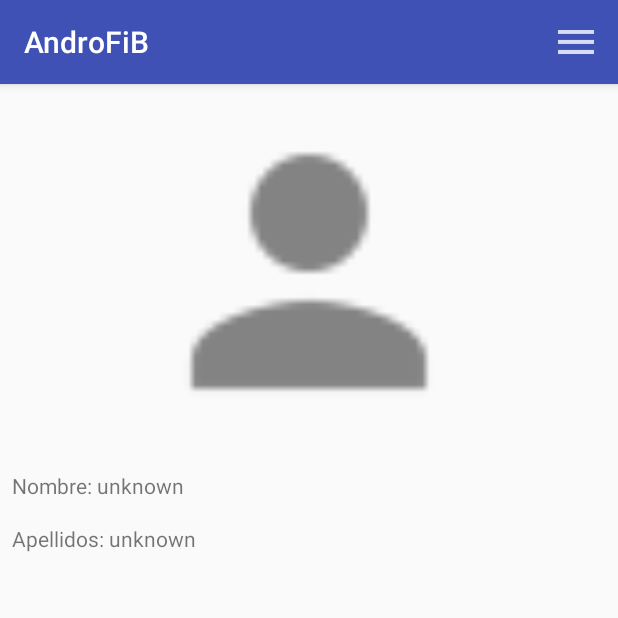
After one commit to TheMatrix97/AndroFiB, an Android app: the PerfilActivity screen opened directly, with no data from a screen before it, on a phone screen of 412 x 824 dp, the top half of it. The commit adds this screen. Run offline under Robolectric (Android 15) with nearby library versions, the phone set to English and light mode, and no system bars.

Commit message:
myProfile layout
myProfile layout y poco mas de la activity hay que gestionar los tokens a la api y obtener los datos

```diff
--- a/AndroFiB/app/src/main/AndroidManifest.xml
+++ b/AndroFiB/app/src/main/AndroidManifest.xml
@@ -17,7 +17,9 @@
                 <category android:name="android.intent.category.LAUNCHER" />
             </intent-filter>
         </activity>
-        <activity android:name=".AvisosActivity"
+        <activity android:name=".RacoActivity"
+            android:launchMode="singleTask"/>
+        <activity android:name=".PerfilActivity"
             android:launchMode="singleTask"/>
     </application>
 
--- /dev/null
+++ b/AndroFiB/app/src/main/java/com/example/marc/androfib/PerfilActivity.java
@@ -0,0 +1,104 @@
+package com.example.marc.androfib;
+
+import android.content.Intent;
+import android.content.SharedPreferences;
+import android.database.Cursor;
+import android.database.sqlite.SQLiteDatabase;
+import android.database.sqlite.SQLiteException;
+import android.os.Bundle;
+import android.preference.PreferenceManager;
+import android.support.v7.app.AppCompatActivity;
+import android.view.Menu;
+import android.view.MenuInflater;
+import android.view.MenuItem;
+import android.view.View;
+import android.widget.PopupMenu;
+import android.widget.TextView;
+import android.widget.Toast;
+
+import java.sql.ResultSet;
+import java.sql.SQLException;
+import java.sql.Statement;
+
+/**
+ * Created by Roger on 14/06/2017.
+ */
+
+public class PerfilActivity extends AppCompatActivity {
+    @Override
+    protected void onCreate(Bundle savedInstanceState) {
+        super.onCreate(savedInstanceState);
+        setContentView(R.layout.activity_perfil);
+        cargar_datos();
+
+
+
+
+    }
+    //MENU NAVEGACION
+
+    @Override
+    public boolean onCreateOptionsMenu(Menu menu){
+        MenuInflater inflater = getMenuInflater();
+        inflater.inflate(R.menu.action_bar,menu);
+        return super.onCreateOptionsMenu(menu);
+    }
+    @Override
+    public boolean onPrepareOptionsMenu(Menu menu) {
+        MenuItem item = menu.findItem(R.id.action_refresh);
+        item.setEnabled(false);
+        item.setVisible(false);
+        return true;
+    }
+
+    public boolean OnClickNav(MenuItem item){
+        showMenu(findViewById(item.getItemId()));
+        return true;
+    }
+    public void showMenu(View v){
+        PopupMenu popup = new PopupMenu(this,v);
+        MenuInflater inflater = popup.getMenuInflater();
+        inflater.inflate(R.menu.nav, popup.getMenu());
+        popup.setOnMenuItemClickListener(new PopupMenu.OnMenuItemClickListener() {
+            @Override
+            public boolean onMenuItemClick(MenuItem item) {
+                Intent call;
+                switch (item.getItemId()){
+                    case R.id.raco:
+                        call = new Intent(PerfilActivity.this, RacoActivity.class);
+                        startActivity(call);
+                        return true;
+                    case R.id.mapa:
+                        call = new Intent(PerfilActivity.this, MainActivity.class);
+                        startActivity(call);
+                        return true;
+                }
+                return false;
+            }
+        });
+        popup.show();
+    }
+    //FIN MENU
+    private void cargar_datos(){
+        SharedPreferences myPreferences = PreferenceManager.getDefaultSharedPreferences(PerfilActivity.this);
+        SharedPreferences.Editor myEditor = myPreferences.edit();
+        String name = myPreferences.getString("nom", "unknown");
+        String cognom = myPreferences.getString("cognom", "unknown");
+        TextView nomView = (TextView) findViewById(R.id.nom);
+        TextView cognomView = (TextView) findViewById(R.id.cognom);
+        if(name.equals("unknown") || cognom.equals("unknown")){
+            //obtener datos
+            myEditor.putString("nom", "Marc");
+            myEditor.putString("cognom", "Catrisse Pérez");
+            myEditor.apply();
+
+
+        }
+        nomView.setText(nomView.getText() + name);
+        cognomView.setText(cognomView.getText() + cognom);
+
+
+    }
+
+
+}
--- /dev/null
+++ b/AndroFiB/app/src/main/res/layout/activity_perfil.xml
@@ -0,0 +1,32 @@
+<?xml version="1.0" encoding="utf-8"?>
+<RelativeLayout xmlns:android="http://schemas.android.com/apk/res/android"
+    android:layout_width="match_parent"
+    android:layout_height="match_parent">
+    <ImageView
+        android:id="@+id/foto_perf"
+        android:layout_width="match_parent"
+        android:layout_height="250dp"
+        android:src="@drawable/ic_person"
+        android:layout_alignParentStart="true"
+        android:layout_alignParentLeft="true"
+        android:padding="8dp"
+        />
+    <TextView
+        android:id="@+id/nom"
+        android:layout_width="wrap_content"
+        android:layout_height="wrap_content"
+        android:text="Nombre: "
+        android:padding="8dp"
+        android:layout_below="@+id/foto_perf"
+        android:layout_alignParentLeft="true" />
+    <TextView
+        android:id="@+id/cognom"
+        android:layout_width="wrap_content"
+        android:layout_height="wrap_content"
+        android:text="Apellidos: "
+        android:padding="8dp"
+        android:layout_below="@+id/nom"
+        android:layout_alignParentLeft="true"
+         />
+
+</RelativeLayout>
--- a/AndroFiB/app/src/main/res/menu/nav.xml
+++ b/AndroFiB/app/src/main/res/menu/nav.xml
@@ -1,10 +1,15 @@
 <?xml version="1.0" encoding="utf-8"?>
 <menu xmlns:android="http://schemas.android.com/apk/res/android">
-    <item android:id="@+id/avisos"
-        android:title="Mis avisos"
+    <item android:id="@+id/perfil"
+        android:title="Mi perfil"/>
+
+    <item android:id="@+id/raco"
+        android:title="Mi Racó"
         />
     <item android:id="@+id/mapa"
         android:title="Laboratorios"
         />
 
+
+
 </menu>
```
Also changed, not shown: AndroFiB/app/src/main/java/com/example/marc/androfib/MainActivity.java (+7 -6 lines), AndroFiB/app/src/main/java/com/example/marc/androfib/RacoActivity.java (renamed from AndroFiB/app/src/main/java/com/example/marc/androfib/AvisosActivity.java, +36 -3 lines), AndroFiB/app/src/main/res/layout/activity_avisos.xml (+4 -4 lines), AndroFiB/app/src/main/res/drawable-hdpi/ic_person.png (added), AndroFiB/app/src/main/res/drawable-mdpi/ic_person.png (added), AndroFiB/app/src/main/res/drawable-xhdpi/ic_person.png (added), AndroFiB/app/src/main/res/drawable-xxhdpi/ic_person.png (added).
